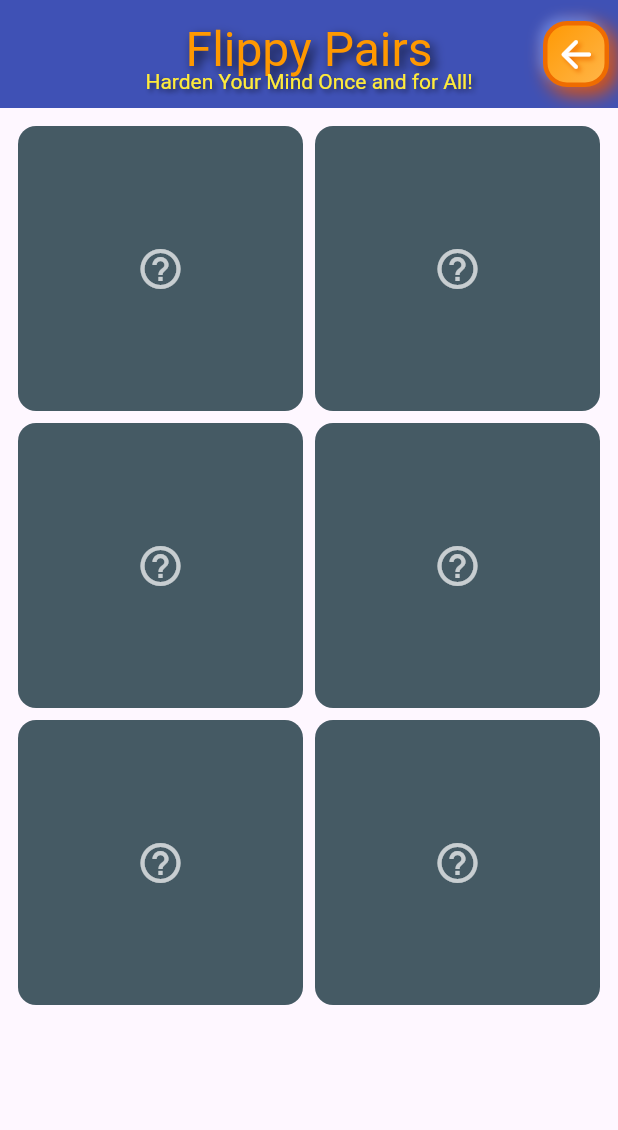
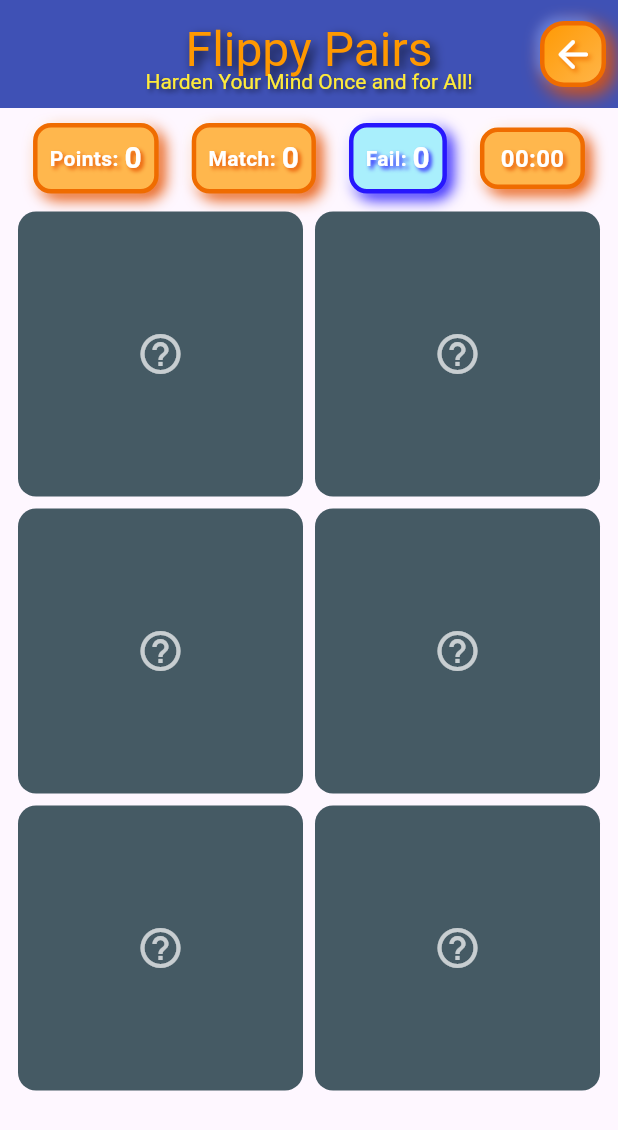
Before and after one commit to TangierDreams/flippy_pairs, a Flutter app: the screen it shows after launch, after a tap on "Start Playing!", on a phone screen of 412 x 824 dp. Shown: the top 1130 px of the screen. Run offline on Flutter 3.47's test engine with Material 3 defaults, Android fonts, the phone set to English and light mode, and no system bars; our stand-ins replace audioplayers, google_fonts, shared_preferences, supabase_flutter; accounts and stored records are empty; Roboto replaces fonts that are missing (Chewy).

Commit message:
28/09/2025

```diff
--- a/lib/PAGES/GAME/pag_game.dart
+++ b/lib/PAGES/GAME/pag_game.dart
@@ -1,9 +1,10 @@
-import 'package:flippy_pairs/SHARED/SERVICES/srv_dialog.dart';
 import 'package:flippy_pairs/SHARED/SERVICES/srv_game_control.dart';
+import 'package:flippy_pairs/SHARED/WIDGETS/wid_counter.dart';
+import 'package:flippy_pairs/SHARED/WIDGETS/wid_game_over.dart';
 import 'package:flutter/material.dart';
 import 'package:flippy_pairs/SHARED/WIDGETS/wid_card.dart';
-import 'package:flippy_pairs/SHARED/WIDGETS/wid_drawer.dart';
 import 'package:flippy_pairs/SHARED/WIDGETS/wid_toolbar.dart';
+import 'package:flippy_pairs/SHARED/WIDGETS/wid_timer.dart';
 
 class PagGame extends StatefulWidget {
   const PagGame({super.key});
@@ -15,72 +16,106 @@ class PagGame extends StatefulWidget {
 class _PagGameState extends State<PagGame> {
   late int pRows;
   late int pCols;
-  late SrvGameControl game;
+  SrvGameControl? srvGameControl;
+  final GlobalKey<WidTimerState> _timerKey = GlobalKey<WidTimerState>();
 
   @override
   void initState() {
     super.initState();
-  }
 
-  @override
-  void didChangeDependencies() {
-    super.didChangeDependencies();
+    // We can’t read ModalRoute arguments here directly, so we defer:
 
+    WidgetsBinding.instance.addPostFrameCallback((_) {
       final args = ModalRoute.of(context)!.settings.arguments as Map<String, dynamic>;
       pRows = args['pRows'];
       pCols = args['pCols'];
 
-    game = SrvGameControl(rows: pRows, cols: pCols);
+      setState(() {
+        srvGameControl = SrvGameControl(rows: pRows, cols: pCols);
+      });
 
+      // Ensure the WidTimer is instantiated in the widget tree before starting:
+      WidgetsBinding.instance.addPostFrameCallback((__) {
+        _timerKey.currentState?.start();
+      });
+    });
   }
 
-  void _checkForWin() {
-    if (game.hasWon) {
-      SrvDialog.showQuestionDialog(
-        context: context,
-        title: 'You won! 🎉',
-        message: 'Great job! Do you want to play again?',
-        negativeText: 'Close',
-        positiveText: 'Play again',
-        onPositive: () {
-          setState(() => game.resetGame());
-        },
-      );
+  // @override
+  // void didChangeDependencies() {
+  //   super.didChangeDependencies();
 
-    }
-  }
+  //   final args = ModalRoute.of(context)!.settings.arguments as Map<String, dynamic>;
+  //   pRows = args['pRows'];
+  //   pCols = args['pCols'];
+
+  //   srvGameControl = SrvGameControl(rows: pRows, cols: pCols);
+  // }
 
   @override
   Widget build(BuildContext context) {
+    // While waiting for arguments
+    if (srvGameControl == null) {
+      return const Scaffold(body: Center(child: CircularProgressIndicator()));
+    }
+
     return Scaffold(
-      appBar: WidToolbar(
-        showMenuButton: false,
-        showBackButton: true,
-        //showCloseButton: false,
-        subtitle: "Harden Your Mind Once and for All!",
+      appBar: WidToolbar(showMenuButton: false, showBackButton: true, subtitle: "Harden Your Mind Once and for All!"),
+      body: Column(
+        children: [
+          const SizedBox(height: 10),
+          Row(
+            mainAxisAlignment: MainAxisAlignment.spaceEvenly,
+            children: [
+              WidCounter(text: "Points: ", counter: srvGameControl!.points, mode: 1),
+              WidCounter(text: "Match: ", counter: srvGameControl!.matchedPairs, mode: 1),
+              WidCounter(text: "Fail: ", counter: srvGameControl!.failedPairs, mode: 2),
+              WidTimer(key: _timerKey, mode: 1),
+            ],
           ),
-      drawer: WidDrawer(),
-      body: Padding(
+          Expanded(
+            child: Padding(
               padding: const EdgeInsets.all(12.0),
               child: GridView.builder(
                 gridDelegate: SliverGridDelegateWithFixedCrossAxisCount(
-            crossAxisCount: game.cols,
+                  crossAxisCount: srvGameControl!.cols,
                   crossAxisSpacing: 8,
                   mainAxisSpacing: 8,
                 ),
-          itemCount: game.totalCards,
+                itemCount: srvGameControl!.totalCards,
                 itemBuilder: (context, index) {
                   return WidCard(
-              isFaceUp: game.cardsUp[index] || game.matched[index],
-              frontIcon: game.icons[index],
+                    isFaceUp: srvGameControl!.cardsUp[index] || srvGameControl!.matched[index],
+                    frontIcon: srvGameControl!.icons[index],
                     onTap: () async {
-                final result = await game.onCardTap(index, setState);
-                if (result == true) _checkForWin();
+                      final result = await srvGameControl!.onCardTap(index, setState);
+                      if (result == true) {
+                        if (srvGameControl!.hasWon) {
+                          _timerKey.currentState?.stop(); // stop timer
+                          await Future.delayed(const Duration(milliseconds: 500));
+                          if (context.mounted) {
+                            widGameOver(
+                              context,
+                              true,
+                              onPlayAgain: () {
+                                setState(() {
+                                  srvGameControl!.resetGame();
+                                  _timerKey.currentState?.reset(); // reset timer
+                                  _timerKey.currentState?.start(); // restart timer if you want auto-start
+                                });
+                              },
+                            );
+                          }
+                        }
+                      }
                     },
                   );
                 },
               ),
             ),
+          ),
+        ],
+      ),
     );
   }
 }
--- a/lib/PAGES/_HOME/pag_home.dart
+++ b/lib/PAGES/_HOME/pag_home.dart
@@ -52,7 +52,7 @@ class _PagHomeState extends State<PagHome> {
 
             const SizedBox(height: 15),
 
-            // 🔥 NEW: Generate the buttons dynamically in 2 rows
+            // Generate the buttons dynamically in 2 rows
             for (int row = 0; row < 2; row++) ...[
               Row(
                 mainAxisAlignment: MainAxisAlignment.spaceEvenly,
--- /dev/null
+++ b/lib/SHARED/services/srv_device_id.dart
@@ -0,0 +1,28 @@
+//------------------------------------------------------------------------------
+// Obtenemos el id del dispositivo y si no tenemos ninguno, creamos uno nuevo.
+//------------------------------------------------------------------------------
+
+import 'package:flippy_pairs/SHARED/SERVICES/srv_diskette.dart';
+import 'package:uuid/uuid.dart';
+
+class SrvDeviceId {
+  static final Uuid _uuid = Uuid();
+
+  static Future<String> getDeviceId() async {
+    // Initialize diskette service
+    // await SrvDiskette.init();
+
+    // Try to get existing device ID
+    String existingDeviceId = SrvDiskette.get("deviceId", defaultValue: "");
+
+    if (existingDeviceId != "") {
+      return existingDeviceId;
+    }
+
+    // Create new device ID
+    String newDeviceId = _uuid.v4(); // Generates a unique ID
+    await SrvDiskette.set("deviceId", value: newDeviceId);
+
+    return newDeviceId;
+  }
+}
--- /dev/null
+++ b/lib/SHARED/services/srv_diskette.dart
@@ -0,0 +1,99 @@
+import 'dart:convert';
+import 'package:flippy_pairs/SHARED/MODELS/mod_diskette.dart';
+import 'package:flutter/material.dart';
+import 'package:shared_preferences/shared_preferences.dart';
+
+class SrvDiskette {
+  static const String disketteName = 'flippy_pairs';
+
+  // In-memory cache
+  static ModDiskette? modDiskette;
+  static bool _isInitialized = false;
+
+  // En main.dart llamamos a esta función para cargar los valores en memoria:
+
+  static Future<void> init() async {
+    if (!_isInitialized) {
+      await _loadFromStorage();
+      _isInitialized = true;
+    }
+  }
+
+  // Guardamos en memoria los datos que tenemos en Shared Preferences:
+
+  static Future<void> _loadFromStorage() async {
+    final prefs = await SharedPreferences.getInstance();
+    final jsonData = prefs.getString(disketteName);
+
+    if (jsonData != null) {
+      try {
+        final Map<String, dynamic> dataMap = json.decode(jsonData);
+        modDiskette = ModDiskette.fromMap(dataMap);
+      } catch (e) {
+        debugPrint('Error loading diskette data: $e');
+        modDiskette = ModDiskette();
+      }
+    } else {
+      modDiskette = ModDiskette();
+    }
+  }
+
+  // Guardamos todos los datos en Storage y en memoria:
+
+  static Future<void> saveData(ModDiskette data) async {
+    final prefs = await SharedPreferences.getInstance();
+
+    // Update memory
+    modDiskette = data;
+
+    // Save to storage
+    final disketteJson = json.encode(data.toMap());
+    await prefs.setString(disketteName, disketteJson);
+  }
+
+  // Leemos un valor de la shared:
+
+  static dynamic get(String key, {dynamic defaultValue}) {
+    final value = modDiskette?.get(key);
+    return value ?? defaultValue;
+  }
+
+  // ✅ GENERIC: Set any value by key (inserts if new, updates if exists)
+  static Future<void> set(String key, {dynamic value}) async {
+    modDiskette?.set(key, value);
+    await _saveToStorage();
+  }
+
+  // ✅ GENERIC: Check if key exists
+  static bool has(String key) {
+    return modDiskette?.has(key) ?? false;
+  }
+
+  // ✅ GENERIC: Remove a field
+  static Future<void> remove(String key) async {
+    modDiskette?.remove(key);
+    await _saveToStorage();
+  }
+
+  // Get all data
+  static ModDiskette? get data => modDiskette;
+
+  // Get all keys
+  static List<String> get keys => modDiskette?.keys ?? [];
+
+  // Private method to save to storage
+  static Future<void> _saveToStorage() async {
+    if (modDiskette != null) {
+      final prefs = await SharedPreferences.getInstance();
+      final disketteJson = json.encode(modDiskette!.toMap());
+      await prefs.setString(disketteName, disketteJson);
+    }
+  }
+
+  // Clear all data
+  static Future<void> clear() async {
+    final prefs = await SharedPreferences.getInstance();
+    await prefs.remove(disketteName);
+    modDiskette = ModDiskette();
+  }
+}
--- a/lib/SHARED/services/srv_game_control.dart
+++ b/lib/SHARED/services/srv_game_control.dart
@@ -1,3 +1,4 @@
+import 'package:flippy_pairs/SHARED/SERVICES/srv_diskette.dart';
 import 'package:flutter/material.dart';
 import 'package:flippy_pairs/SHARED/DATA/dat_icons.dart';
 
@@ -9,6 +10,9 @@ class SrvGameControl {
   late List<bool> matched;
   int? firstFlippedIndex;
   bool allowFlip = true;
+  int matchedPairs = 0;
+  int failedPairs = 0;
+  int points = 0;
 
   SrvGameControl({required this.rows, required this.cols}) {
     _startNewGame();
@@ -24,9 +28,13 @@ class SrvGameControl {
     matched = List.generate(totalCards, (_) => false);
     firstFlippedIndex = null;
     allowFlip = true;
+    matchedPairs = 0;
+    failedPairs = 0;
+    points = SrvDiskette.get("puntuacion", defaultValue: 0);
   }
 
   void resetGame() {
+    SrvDiskette.set("puntuacion", value: points);
     _startNewGame();
   }
 
@@ -37,10 +45,7 @@ class SrvGameControl {
   /// If a pair was wrong -> returns `false`
   /// If only one card flipped -> returns `null`
 
-  Future<bool?> onCardTap(
-    int index,
-    void Function(void Function()) setState,
-  ) async {
+  Future<bool?> onCardTap(int index, void Function(void Function()) setState) async {
     if (!allowFlip) return null;
     if (cardsUp[index] || matched[index]) return null;
 
@@ -60,6 +65,8 @@ class SrvGameControl {
         matched[secondIndex] = true;
         firstFlippedIndex = null;
       });
+      matchedPairs++;
+      points += 10;
       return true; // match
     } else {
       allowFlip = false;
@@ -70,6 +77,8 @@ class SrvGameControl {
         firstFlippedIndex = null;
         allowFlip = true;
       });
+      failedPairs++;
+      points--;
       return false; // not a match
     }
   }
--- a/lib/SHARED/services/srv_sounds.dart
+++ b/lib/SHARED/services/srv_sounds.dart
@@ -1,52 +1,36 @@
-import 'package:flutter/material.dart';
-import 'package:flutter_soloud/flutter_soloud.dart';
+import 'package:audioplayers/audioplayers.dart';
 
 class SrvSounds {
   static final SrvSounds _instance = SrvSounds._internal();
   factory SrvSounds() => _instance;
   SrvSounds._internal();
 
-  final _soLoud = SoLoud.instance;
+  // Number of simultaneous players allowed
+  final int _poolSize = 8;
+  late final List<AudioPlayer> _players;
+  int _currentIndex = 0;
 
-  late AudioSource playSound;
-  late AudioSource levelSound;
-  late AudioSource flipSound;
-  late AudioSource gobackSound;
+  /// Must be called once in main() before using sounds
+  Future<void> init() async {
+    _players = List.generate(_poolSize, (_) => AudioPlayer());
+  }
 
-  Future<void> init() async {
-    await _soLoud.init();
+  Future<void> _play(String fileName) async {
+    final player = _players[_currentIndex];
+    _currentIndex = (_currentIndex + 1) % _poolSize;
 
-    // Load all sounds at startup
+    await player.stop(); // reset if still playing
+    await player.play(AssetSource('sounds/$fileName'));
+  }
 
-    try {
-      playSound = await _soLoud.loadAsset('assets/sounds/play.wav');
-    } catch (e) {
-      debugPrint("❌ Failed to load level sound: $e");
-    }
+  Future<void> emitPlaySound() => _play('play.wav');
+  Future<void> emitLevelSound() => _play('level.wav');
+  Future<void> emitFlipSound() => _play('flip.wav');
+  Future<void> emitGobackSound() => _play('goback.wav');
 
-    try {
-      levelSound = await _soLoud.loadAsset('assets/sounds/level.wav');
-    } catch (e) {
-      debugPrint("❌ Failed to load level sound: $e");
-    }
-
-    try {
-      flipSound = await _soLoud.loadAsset('assets/sounds/flip.wav');
-    } catch (e) {
-      debugPrint("❌ Failed to load flip sound: $e");
-    }
-
-    try {
-      gobackSound = await _soLoud.loadAsset('assets/sounds/goback.wav');
-    } catch (e) {
-      debugPrint("❌ Failed to load goBack sound: $e");
+  void dispose() {
+    for (final p in _players) {
+      p.dispose();
     }
   }
-
-  void emitPlaySound() => _soLoud.play(playSound);
-  void emitLevelSound() => _soLoud.play(levelSound);
-  void emitFlipSound() => _soLoud.play(flipSound);
-  void emitGobackSound() => _soLoud.play(gobackSound);
-
-  void dispose() => _soLoud.deinit();
 }
--- /dev/null
+++ b/lib/SHARED/widgets/wid_counter.dart
@@ -0,0 +1,65 @@
+import 'package:flutter/material.dart';
+import 'package:google_fonts/google_fonts.dart';
+
+class WidCounter extends StatelessWidget {
+  final String text;
+  final int counter;
+  final int mode;
+
+  const WidCounter({super.key, required this.counter, required this.text, required this.mode});
+
+  @override
+  Widget build(BuildContext context) {
+    return Container(
+      padding: const EdgeInsets.symmetric(horizontal: 8, vertical: 6),
+      decoration: BoxDecoration(
+        color: mode == 1 ? Colors.orange[300] : const Color.fromARGB(255, 169, 239, 252),
+        borderRadius: BorderRadius.circular(12),
+        border: Border.all(color: mode == 1 ? Colors.orange[800]! : const Color.fromARGB(255, 38, 23, 253), width: 3),
+        boxShadow: [
+          BoxShadow(
+            color: mode == 1 ? Colors.orange[900]! : const Color.fromARGB(255, 38, 23, 253),
+            blurRadius: 8,
+            offset: const Offset(4, 4),
+          ),
+          const BoxShadow(color: Colors.white70, blurRadius: 4, offset: Offset(-2, -2)),
+        ],
+      ),
+      child: Row(
+        mainAxisSize: MainAxisSize.min,
+        children: [
+          Text(
+            text,
+            style: GoogleFonts.comicNeue(
+              fontSize: 14,
+              fontWeight: FontWeight.bold,
+              color: Colors.white,
+              shadows: [
+                Shadow(
+                  color: mode == 1 ? Colors.orange[900]! : const Color.fromARGB(255, 38, 23, 253),
+                  blurRadius: 3,
+                  offset: const Offset(2, 2),
+                ),
+              ],
+            ),
+          ),
+          Text(
+            "$counter${mode == 1 ? '\u200B' : '\u200C'}",
+            style: GoogleFonts.comicNeue(
+              fontSize: 20,
+              fontWeight: FontWeight.bold,
+              color: Colors.white,
+              shadows: [
+                Shadow(
+                  color: mode == 1 ? Colors.orange[900]! : const Color.fromARGB(255, 38, 23, 253),
+                  blurRadius: 3,
+                  offset: const Offset(2, 2),
+                ),
+              ],
+            ),
+          ),
+        ],
+      ),
+    );
+  }
+}
--- /dev/null
+++ b/lib/SHARED/widgets/wid_timer.dart
@@ -0,0 +1,93 @@
+import 'dart:async';
+import 'package:flutter/material.dart';
+import 'package:google_fonts/google_fonts.dart';
+
+class WidTimer extends StatefulWidget {
+  final int mode; // keep same "orange/blue" style as WidCounter
+
+  const WidTimer({super.key, required this.mode});
+
+  @override
+  State<WidTimer> createState() => WidTimerState();
+}
+
+class WidTimerState extends State<WidTimer> {
+  late Timer _timer;
+  int _seconds = 0;
+  bool _running = false;
+
+  @override
+  void dispose() {
+    if (_running) {
+      _timer.cancel();
+    }
+    super.dispose();
+  }
+
+  void start() {
+    if (_running) return;
+    _running = true;
+    _timer = Timer.periodic(const Duration(seconds: 1), (_) {
+      setState(() {
+        _seconds++;
+      });
+    });
+  }
+
+  void stop() {
+    if (!_running) return;
+    _timer.cancel();
+    _running = false;
+  }
+
+  void reset() {
+    stop();
+    setState(() {
+      _seconds = 0;
+    });
+  }
+
+  String _formatTime(int totalSeconds) {
+    final minutes = (totalSeconds ~/ 60).toString().padLeft(2, '0');
+    final seconds = (totalSeconds % 60).toString().padLeft(2, '0');
+    return "$minutes:$seconds";
+  }
+
+  @override
+  Widget build(BuildContext context) {
+    final mode = widget.mode;
+    return Container(
+      width: 70,
+      alignment: Alignment.center,
+      padding: const EdgeInsets.symmetric(horizontal: 8, vertical: 6),
+      decoration: BoxDecoration(
+        color: mode == 1 ? Colors.orange[300] : const Color.fromARGB(255, 169, 239, 252),
+        borderRadius: BorderRadius.circular(12),
+        border: Border.all(color: mode == 1 ? Colors.orange[800]! : const Color.fromARGB(255, 38, 23, 253), width: 3),
+        boxShadow: [
+          BoxShadow(
+            color: mode == 1 ? Colors.orange[900]! : const Color.fromARGB(255, 38, 23, 253),
+            blurRadius: 8,
+            offset: const Offset(4, 4),
+          ),
+          const BoxShadow(color: Colors.white70, blurRadius: 4, offset: Offset(-2, -2)),
+        ],
+      ),
+      child: Text(
+        _formatTime(_seconds),
+        style: GoogleFonts.comicNeue(
+          fontSize: 16,
+          fontWeight: FontWeight.bold,
+          color: Colors.white,
+          shadows: [
+            Shadow(
+              color: mode == 1 ? Colors.orange[900]! : const Color.fromARGB(255, 38, 23, 253),
+              blurRadius: 3,
+              offset: const Offset(2, 2),
+            ),
+          ],
+        ),
+      ),
+    );
+  }
+}
--- a/lib/SHARED/widgets/wid_toolbar.dart
+++ b/lib/SHARED/widgets/wid_toolbar.dart
@@ -50,21 +50,40 @@ class WidToolbar extends StatelessWidget implements PreferredSizeWidget {
       ),
       actions: <Widget>[
         if (showBackButton)
-          GestureDetector(
-            onTapDown: (_) {
-              // 👇 play sound immediately when finger touches
-              SrvSounds().emitGobackSound();
-            },
-            onTap: () {
-              // 👇 navigate when finger is released
-              if (onBackButtonPressed != null) {
-                onBackButtonPressed!(); // call the custom callback if provided
-              } else if (context.mounted) {
-                Navigator.of(context).pop(); // default behavior
-              }
-            },
-            child: Padding(padding: const EdgeInsets.all(6), child: WidArrowBack()),
+          Padding(
+            padding: const EdgeInsets.all(8.0),
+            child: GestureDetector(
+              onTap: () async {
+                // play sound
+                await SrvSounds().emitGobackSound();
+
+                // wait a bit
+                await Future.delayed(const Duration(milliseconds: 250));
+
+                // go back
+                if (context.mounted) {
+                  Navigator.pop(context);
+                }
+              },
+              child: const WidArrowBack(),
+            ),
           ),
+
+        //       IconButton(
+        //         icon: const Icon(Icons.arrow_back),
+        //         onPressed: () async {
+        //           // play your goback sound
+        //           await SrvSounds().emitGobackSound();
+
+        //           // wait a little before navigating
+        //           await Future.delayed(const Duration(milliseconds: 250));
+
+        //           // navigate back
+        //           if (context.mounted) {
+        //             Navigator.pop(context);
+        //           }
+        //         },
+        //       ),
       ],
     );
   }
--- a/lib/main.dart
+++ b/lib/main.dart
@@ -1,4 +1,6 @@
 import 'package:flippy_pairs/PAGES/GAME/pag_game.dart';
+import 'package:flippy_pairs/SHARED/SERVICES/srv_device_id.dart';
+import 'package:flippy_pairs/SHARED/SERVICES/srv_diskette.dart';
 import 'package:flippy_pairs/SHARED/SERVICES/srv_sounds.dart';
 import 'package:flutter/material.dart';
 import 'package:flippy_pairs/PAGES/_HOME/pag_home.dart';
@@ -6,11 +8,10 @@ import 'package:flippy_pairs/SHARED/UTILS/constants.dart';
 
 Future<void> main() async {
   WidgetsFlutterBinding.ensureInitialized();
+  await SrvDiskette.init();
+  await SrvSounds().init();
+  await SrvDeviceId.getDeviceId();
   runApp(const MyApp());
-
-  // Inicializamos la librería de efectos de sonido:
-
-  SrvSounds().init();
 }
 
 class MyApp extends StatelessWidget {
--- a/pubspec.yaml
+++ b/pubspec.yaml
@@ -33,9 +33,13 @@ dependencies:
   flutter:
     sdk: flutter
 
-  flutter_soloud: ^3.2.2
+  audioplayers: ^5.0.0
 
   supabase_flutter: ^2.10.0
+
+  shared_preferences: ^2.2.2
+
+  uuid: ^4.2.1
 
   # The following adds the Cupertino Icons font to your application.
   # Use with the CupertinoIcons class for iOS style icons.
```
Also changed, not shown: lib/SHARED/models/mod_diskette.dart (added, +35 -0 lines), lib/SHARED/widgets/wid_game_over.dart (added, +80 -0 lines), pubspec.lock, 5 other files. Lines whose indentation alone changed are shown as unchanged.
